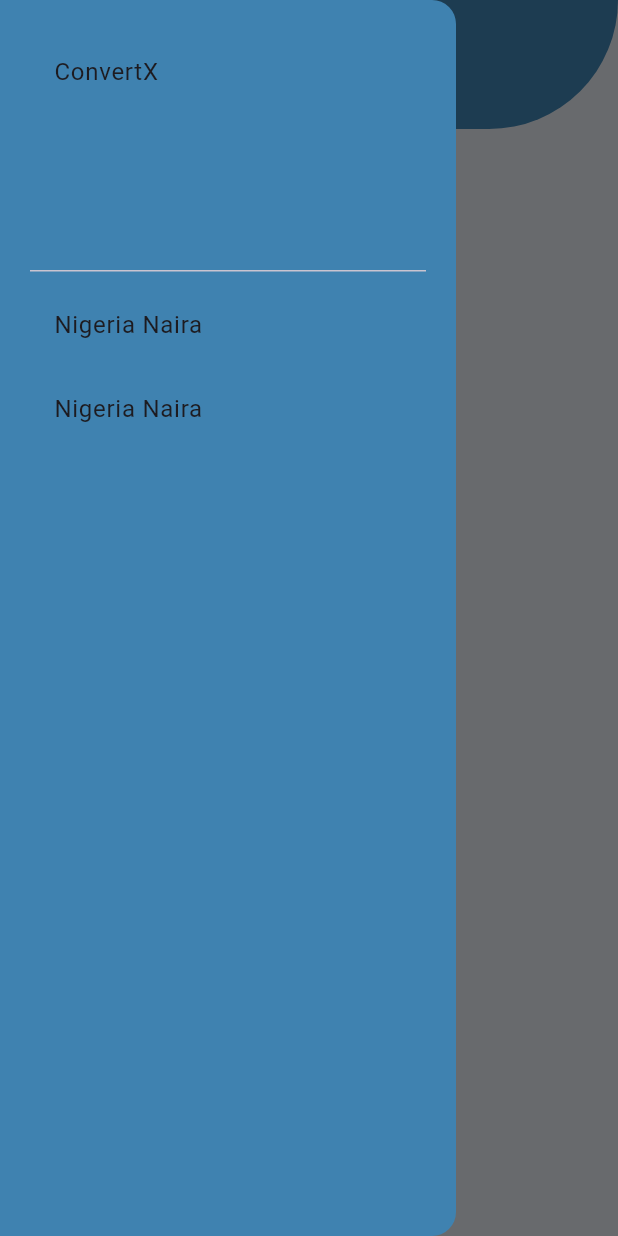
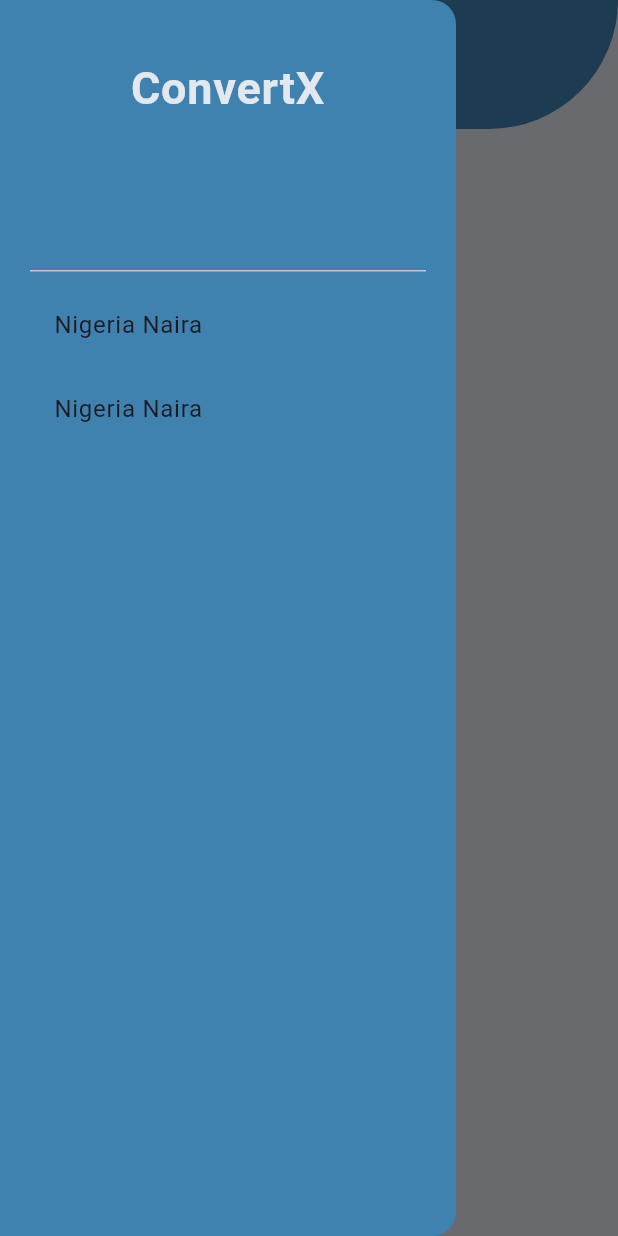
Before and after one commit to devdhan/ConvertX, a Flutter app: the Home screen opened directly, with the side drawer open, on a phone screen of 412 x 824 dp. Run offline on Flutter 3.47's test engine with Material 3 defaults, Android fonts, the light colour scheme and no system bars; Roboto replaces fonts that are missing (Kurale_Regular).

Commit message:
exchange update

```diff
--- a/lib/pages/home.dart
+++ b/lib/pages/home.dart
@@ -29,7 +29,15 @@ class Home extends StatelessWidget {
           children: [
             const DrawerHeader(
               decoration: BoxDecoration(color: Color(0xFF3F82B0)),
-              child: Text('ConvertX'),
+              child: Text(
+                'ConvertX',
+                textAlign: TextAlign.center,
+                style: TextStyle(
+                    fontSize: 30,
+                    fontWeight: FontWeight.bold,
+                    color: Color(0xFFE3E8EE),
+                    fontFamily: 'Kurale_Regular'),
+              ),
             ),
             ListTile(
               title: const Text('Nigeria Naira'),
```
Also changed, not shown: lib/pages/convert.dart (+10 -1 lines), pubspec.lock, 1 other file.
